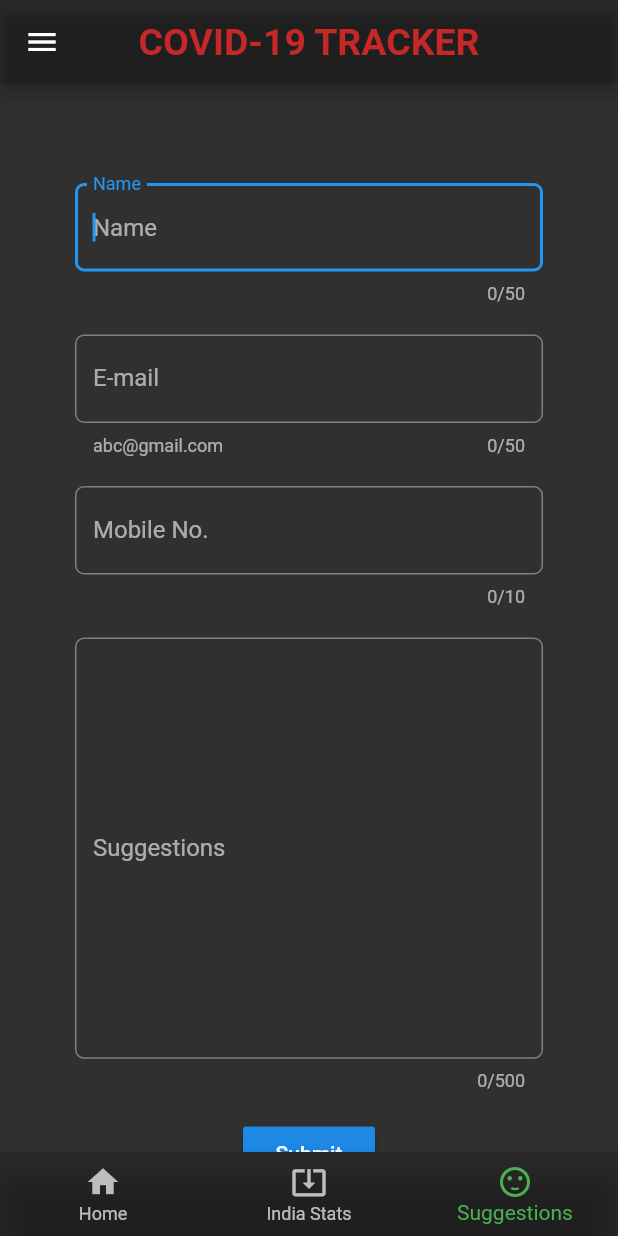
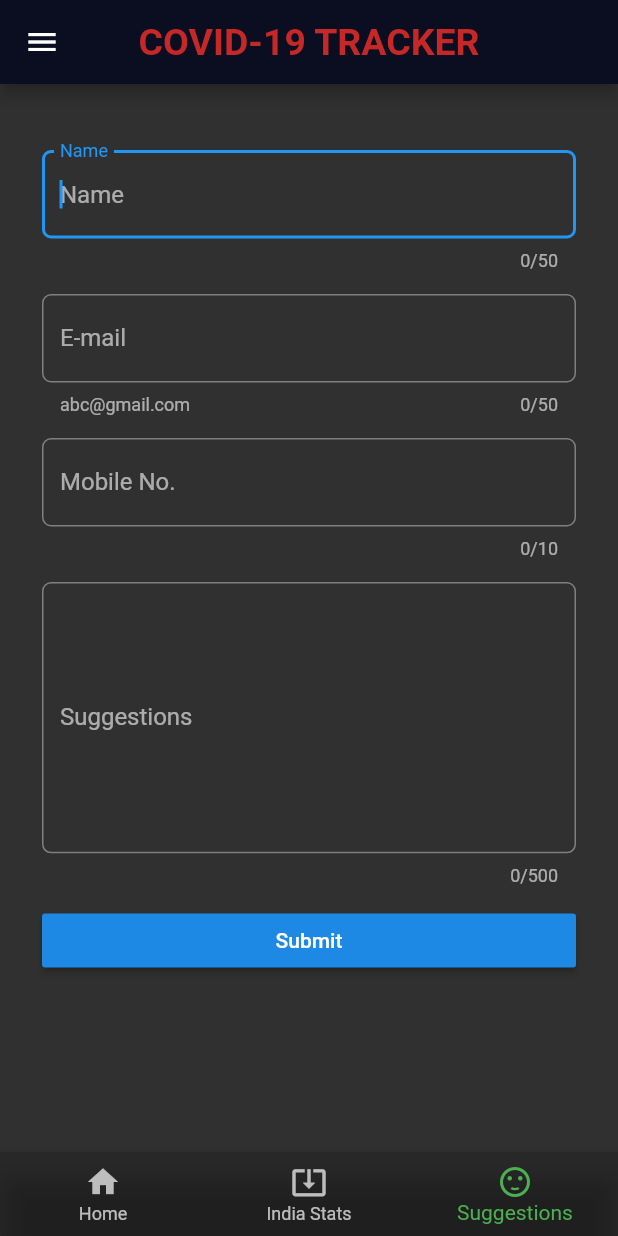
Before and after one commit to gsGupta11/Covid-Tracker, a Flutter app: the Suggest screen opened by its route, on a phone screen of 412 x 824 dp. Run offline on Flutter 3.47's test engine with Material 2 defaults, Android fonts, the phone set to English and light mode, and no system bars; our stand-ins replace flutter_spinkit; missing offline and left inert: responsive_container; network calls fail.

Commit message:
Update form.dart

```diff
--- a/covid19_tracker/lib/Pages/form.dart
+++ b/covid19_tracker/lib/Pages/form.dart
@@ -21,7 +21,7 @@ class _SuggestState extends State<Suggest> {
   Widget build(BuildContext context) {
     return Scaffold(
       appBar: AppBar(
-        backgroundColor: Colors.black12,
+        backgroundColor: Color(0XFF0A0E20),
         title: Text(
           "COVID-19 TRACKER",
           style: TextStyle(
@@ -75,10 +75,11 @@ class _SuggestState extends State<Suggest> {
               Text("Preventions",
                   style: TextStyle(
                     color: Colors.white,
-                    fontSize: 25.0,
+                    fontSize: 35.0,
                     fontWeight: FontWeight.bold,
                   )),
               Expanded(
+                flex: 2,
                 child: ListView(
                   children: <Widget>[
                     ListTile(
@@ -162,8 +163,10 @@ class _SuggestState extends State<Suggest> {
         child: Form(
           key: formkey,
           child: Container(
-            padding: EdgeInsets.all(50.0),
+            padding: EdgeInsets.all(28.0),
             child: Column(
+              mainAxisAlignment: MainAxisAlignment.spaceEvenly,
+              crossAxisAlignment: CrossAxisAlignment.stretch,
               children: <Widget>[
                 Padding(
                   padding: const EdgeInsets.all(0.0),
@@ -183,7 +186,7 @@ class _SuggestState extends State<Suggest> {
                   ),
                 ),
                 Container(
-                  margin: EdgeInsets.fromLTRB(0.0, 0.0, 0.0, 20.0),
+                  margin: EdgeInsets.fromLTRB(0.0, 0.0, 0.0, 15.0),
                   child: TextFormField(
                     controller: name,
                     validator: (value) =>
@@ -201,7 +204,7 @@ class _SuggestState extends State<Suggest> {
                   ),
                 ),
                 Container(
-                  margin: EdgeInsets.fromLTRB(0.0, 0.0, 0.0, 20.0),
+                  margin: EdgeInsets.fromLTRB(0.0, 0.0, 0.0, 15.0),
                   child: TextFormField(
                     controller: mail,
                     validator: (value) => value.isEmpty
@@ -221,7 +224,7 @@ class _SuggestState extends State<Suggest> {
                   ),
                 ),
                 Container(
-                  margin: EdgeInsets.fromLTRB(0.0, 0.0, 0.0, 20.0),
+                  margin: EdgeInsets.fromLTRB(0.0, 0.0, 0.0, 15.0),
                   child: TextFormField(
                     autocorrect: true,
                     autofocus: true,
@@ -240,8 +243,8 @@ class _SuggestState extends State<Suggest> {
                   ),
                 ),
                 Container(
-                  margin: EdgeInsets.fromLTRB(0.0, 0.0, 0.0, 20.0),
-                  height: 300.0,
+                  margin: EdgeInsets.fromLTRB(0.0, 0.0, 0.0, 15.0),
+                  height: 200.0,
                   child: TextFormField(
                     controller: suggest,
                     validator: (value) => value.isEmpty
```
